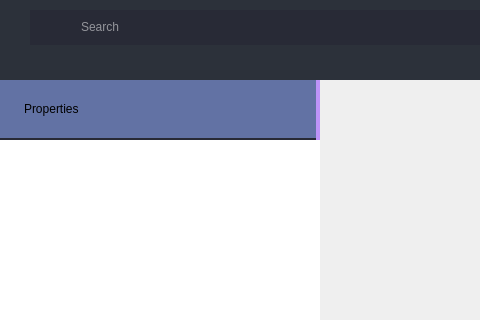
Before: the Qt Designer form src/modules/pbr_reference/ui/pbr_reference.ui in Studio-Takosu/takosu-manager, drawn with Qt 5; both pictures show x 0 to 480 and y 0 to 320 of the 1220 by 645 pixel window.
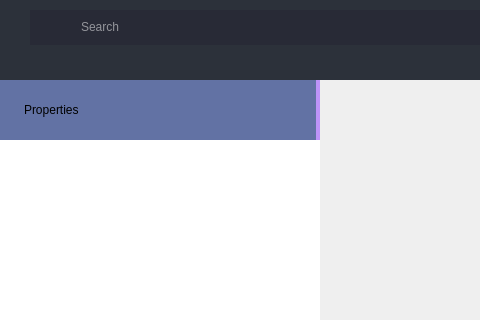
After: the same form once the commit is applied. Icons and pictures are not drawn.

Commit message: added drop shadow effect to some UI elements

Patch:
```diff
--- a/src/modules/pbr_reference/ui/pbr_reference.ui
+++ b/src/modules/pbr_reference/ui/pbr_reference.ui
@@ -68,7 +68,7 @@
 
 #propertiesTitleFrame {
 	background-color: rgb(98, 114, 164);
-	border-bottom: 2px solid #282A36;
+	border-bottom: 0px solid #282A36;
 	margin-right: 4px;
 	padding-left: 15px;
 }</string>
```
The commit also changes 6 other files.
